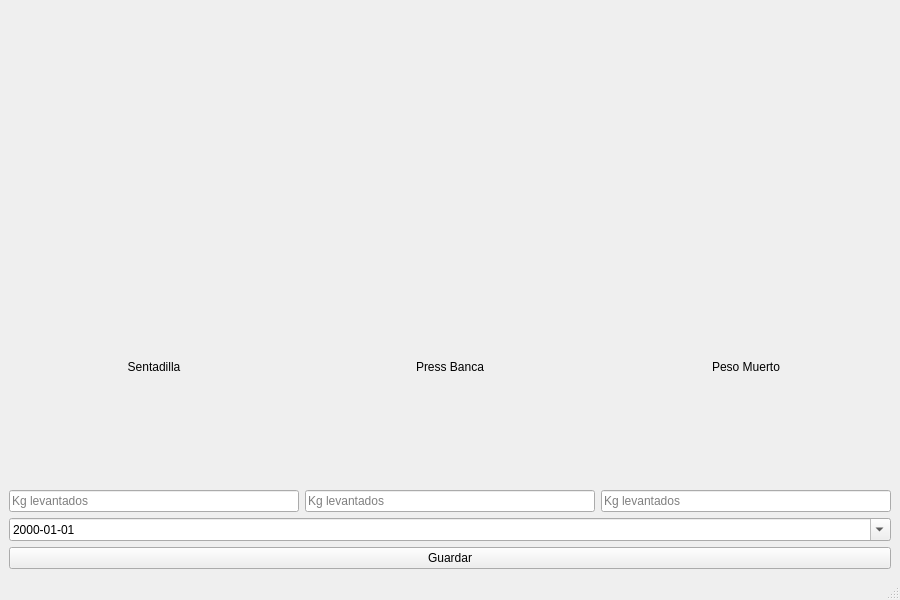
danielreynaa/TrabajoPowerGym, file src/Vista/Ui/VistaEntrenamiento.ui: the form before one commit.
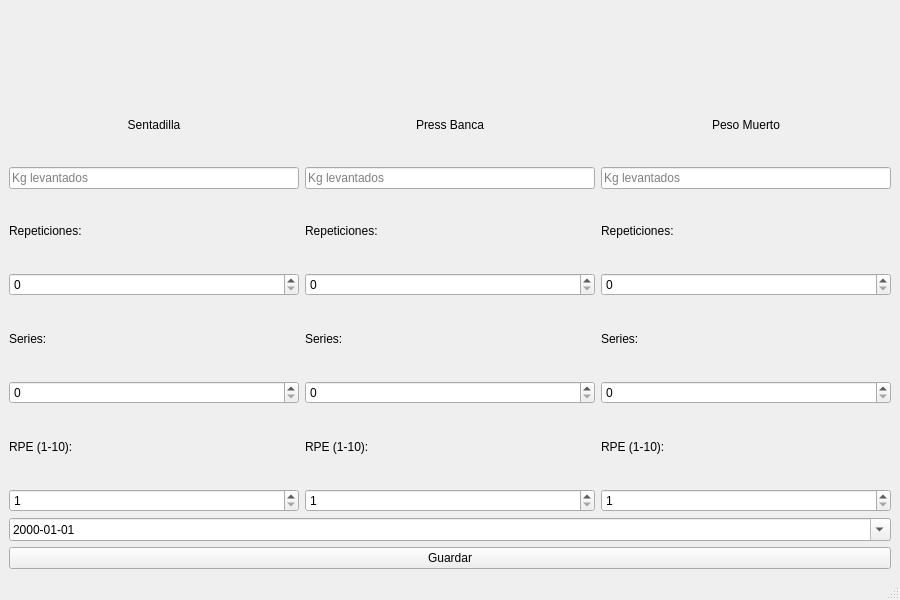
The form after the commit. Icons and pictures are not drawn.

Commit message: implementacion series repes rpe

What changed in the file:
```diff
--- a/src/Vista/Ui/VistaEntrenamiento.ui
+++ b/src/Vista/Ui/VistaEntrenamiento.ui
@@ -48,6 +48,54 @@
           </property>
          </widget>
         </item>
+        <item>
+         <widget class="QLabel" name="labelRepeticionesSentadilla">
+          <property name="text">
+           <string>Repeticiones:</string>
+          </property>
+         </widget>
+        </item>
+        <item>
+         <widget class="QSpinBox" name="spinRepeticionesSentadilla">
+          <property name="minimum">
+           <number>0</number>
+          </property>
+          <property name="maximum">
+           <number>999</number>
+          </property>
+         </widget>
+        </item>
+        <item>
+         <widget class="QLabel" name="labelSeriesSentadilla">
+          <property name="text">
+           <string>Series:</string>
+          </property>
+         </widget>
+        </item>
+        <item>
+         <widget class="QSpinBox" name="spinSeriesSentadilla">
+          <property name="minimum">
+           <number>0</number>
+          </property>
+          <property name="maximum">
+           <number>999</number>
+          </property>
+         </widget>
+        </item>
+        <item>
+         <widget class="QLabel" name="labelRPESentadilla">
+          <property name="text">
+           <string>RPE (1-10):</string>
+          </property>
+         </widget>
+        </item>
+        <item>
+         <widget class="QSpinBox" name="spinRPESentadilla"> <property name="minimum">
+           <number>1</number> </property>
+          <property name="maximum">
+           <number>10</number> </property>
+         </widget>
+        </item>
        </layout>
       </item>
 
@@ -81,6 +129,56 @@
           </property>
          </widget>
         </item>
+        <item>
+         <widget class="QLabel" name="labelRepeticionesBanca">
+          <property name="text">
+           <string>Repeticiones:</string>
+          </property>
+         </widget>
+        </item>
+        <item>
+         <widget class="QSpinBox" name="spinRepeticionesBanca">
+          <property name="minimum">
+           <number>0</number>
+          </property>
+          <property name="maximum">
+           <number>999</number>
+          </property>
+         </widget>
+        </item>
+        <item>
+         <widget class="QLabel" name="labelSeriesBanca">
+          <property name="text">
+           <string>Series:</string>
+          </property>
+         </widget>
+        </item>
+        <item>
+         <widget class="QSpinBox" name="spinSeriesBanca">
+          <property name="minimum">
+           <number>0</number>
+          </property>
+          <property name="maximum">
+           <number>999</number>
+          </property>
+         </widget>
+        </item>
+        <item>
+         <widget class="QLabel" name="labelRPEBanca">
+          <property name="text">
+           <string>RPE (1-10):</string>
+          </property>
+         </widget>
+        </item>
+        <item>
+         <widget class="QSpinBox" name="spinRPEBanca"> <property name="minimum">
+           <number>1</number>
+          </property>
+          <property name="maximum">
+           <number>10</number>
+          </property>
+         </widget>
+        </item>
        </layout>
       </item>
 
@@ -114,6 +212,56 @@
           </property>
          </widget>
         </item>
+        <item>
+         <widget class="QLabel" name="labelRepeticionesPesoMuerto">
+          <property name="text">
+           <string>Repeticiones:</string>
+          </property>
+         </widget>
+        </item>
+        <item>
+         <widget class="QSpinBox" name="spinRepeticionesPesoMuerto">
+          <property name="minimum">
+           <number>0</number>
+          </property>
+          <property name="maximum">
+           <number>999</number>
+          </property>
+         </widget>
+        </item>
+        <item>
+         <widget class="QLabel" name="labelSeriesPesoMuerto">
+          <property name="text">
+           <string>Series:</string>
+          </property>
+         </widget>
+        </item>
+        <item>
+         <widget class="QSpinBox" name="spinSeriesPesoMuerto">
+          <property name="minimum">
+           <number>0</number>
+          </property>
+          <property name="maximum">
+           <number>999</number>
+          </property>
+         </widget>
+        </item>
+        <item>
+         <widget class="QLabel" name="labelRPEPesoMuerto">
+          <property name="text">
+           <string>RPE (1-10):</string>
+          </property>
+         </widget>
+        </item>
+        <item>
+         <widget class="QSpinBox" name="spinRPEPesoMuerto"> <property name="minimum">
+           <number>1</number>
+          </property>
+          <property name="maximum">
+           <number>10</number>
+          </property>
+         </widget>
+        </item>
        </layout>
       </item>
 
```
Left out of the diff: 6 changed lines with no effect on the pictures. The commit also changes 3 other files.
